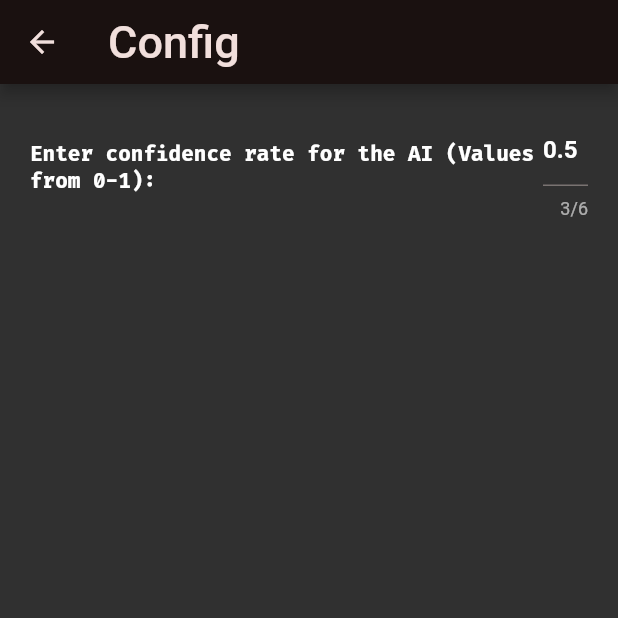
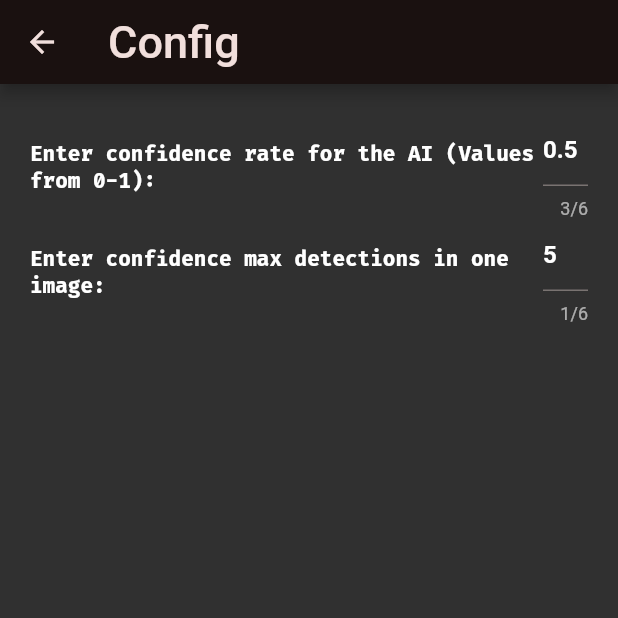
Before and after one commit to Spaghetti-Code-Inc/cac__2023, a Flutter app: the Config screen opened directly, on a phone screen of 412 x 824 dp, the top half of it. Run offline on Flutter 3.47's test engine with Material 2 defaults, Android fonts, the phone set to English and light mode, and no system bars; our stand-ins replace camera, google_fonts; missing offline and left inert: tflite_flutter; Roboto replaces fonts that are missing (Belanosima).

Commit message:
Configuration

```diff
--- a/lib/config.dart
+++ b/lib/config.dart
@@ -8,6 +8,12 @@ class Config extends StatefulWidget{
 
 class _ConfigState extends State<Config> {
   TextEditingController _confidence = TextEditingController(text: Globals.confidence.toString());
+  TextEditingController _max = TextEditingController(text: '5');
+
+  dispose(){
+    _confidence.dispose();
+    _max.dispose();
+  }
 
   @override
   Widget build(BuildContext context) {
@@ -20,10 +26,9 @@ class _ConfigState extends State<Config> {
         child: Column(
 
           children:[
-
             Row(
               children: [
-                Expanded(
+                const Expanded(
                   child: Text(
                       "Enter confidence rate for the AI (Values from 0-1): ",
                       textAlign: TextAlign.left,
@@ -44,9 +49,32 @@ class _ConfigState extends State<Config> {
                   ),
                 ),
               ],
+            ),
+
+            Row(
+              children: [
+                const Expanded(
+                  child: Text(
+                    "Enter confidence max detections in one image: ",
+                    textAlign: TextAlign.left,
+                    style: TextStyle(fontWeight: FontWeight.bold),
+                    overflow: TextOverflow.visible,
+                  ),
+                ),
+
+                Container(
+
+                  width: 30,
+                  child: TextField(
+                    controller: _max,
+                    maxLength: 6,
+                    textDirection: TextDirection.ltr,
+                    textAlign: TextAlign.left,
+                    style: TextStyle(fontWeight: FontWeight.bold),
+                  ),
+                ),
+              ],
             )
-
-
 
         ]
     ),
```
